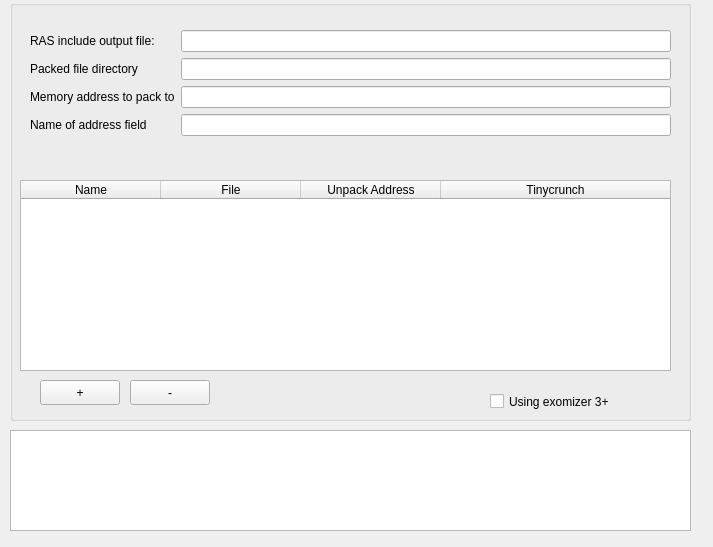
The window that source/trsedocuments/formpaw.ui (leuat/TRSE) describes before a commit, drawn with Qt 5.
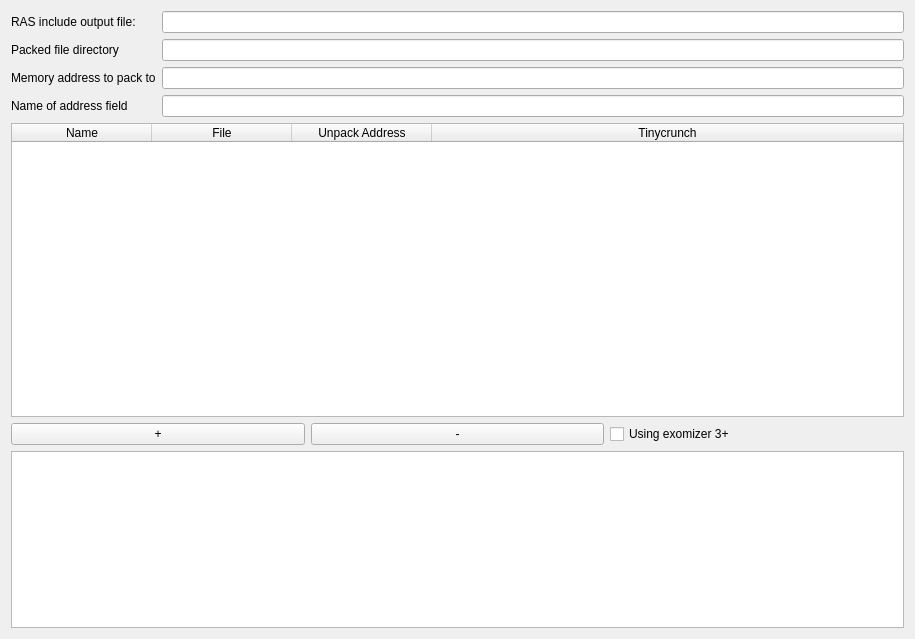
The same window after the commit.

Diff of the .ui file:
```diff
--- a/source/trsedocuments/formpaw.ui
+++ b/source/trsedocuments/formpaw.ui
@@ -6,121 +6,15 @@
    <rect>
     <x>0</x>
     <y>0</y>
-    <width>713</width>
-    <height>547</height>
+    <width>915</width>
+    <height>639</height>
    </rect>
   </property>
   <property name="windowTitle">
    <string>Form</string>
   </property>
-  <widget class="QGroupBox" name="groupBox">
-   <property name="geometry">
-    <rect>
-     <x>10</x>
-     <y>0</y>
-     <width>681</width>
-     <height>421</height>
-    </rect>
-   </property>
-   <property name="title">
-    <string/>
-   </property>
-   <widget class="QTableWidget" name="tabData">
-    <property name="geometry">
-     <rect>
-      <x>10</x>
-      <y>180</y>
-      <width>651</width>
-      <height>191</height>
-     </rect>
-    </property>
-    <property name="cornerButtonEnabled">
-     <bool>true</bool>
-    </property>
-    <property name="columnCount">
-     <number>4</number>
-    </property>
-    <attribute name="horizontalHeaderVisible">
-     <bool>true</bool>
-    </attribute>
-    <attribute name="horizontalHeaderDefaultSectionSize">
-     <number>140</number>
-    </attribute>
-    <attribute name="horizontalHeaderStretchLastSection">
-     <bool>true</bool>
-    </attribute>
-    <attribute name="verticalHeaderStretchLastSection">
-     <bool>false</bool>
-    </attribute>
-    <column>
-     <property name="text">
-      <string>Name</string>
-     </property>
-    </column>
-    <column>
-     <property name="text">
-      <string>File</string>
-     </property>
-    </column>
-    <column>
-     <property name="text">
-      <string>Unpack Address</string>
-     </property>
-    </column>
-    <column>
-     <property name="text">
-      <string>Tinycrunch</string>
-     </property>
-    </column>
-   </widget>
-   <widget class="QPushButton" name="pushButton">
-    <property name="geometry">
-     <rect>
-      <x>30</x>
-      <y>380</y>
-      <width>80</width>
-      <height>25</height>
-     </rect>
-    </property>
-    <property name="text">
-     <string>+</string>
-    </property>
-   </widget>
-   <widget class="QPushButton" name="pushButton_2">
-    <property name="geometry">
-     <rect>
-      <x>120</x>
-      <y>380</y>
-      <width>80</width>
-      <height>25</height>
-     </rect>
-    </property>
-    <property name="text">
-     <string>-</string>
-    </property>
-   </widget>
-   <widget class="QCheckBox" name="chkExomizer3">
-    <property name="geometry">
-     <rect>
-      <x>480</x>
-      <y>390</y>
-      <width>171</width>
-      <height>23</height>
-     </rect>
-    </property>
-    <property name="text">
-     <string>Using exomizer 3+</string>
-    </property>
-   </widget>
-   <widget class="QWidget" name="formLayoutWidget">
-    <property name="geometry">
-     <rect>
-      <x>20</x>
-      <y>30</y>
-      <width>641</width>
-      <height>143</height>
-     </rect>
-    </property>
+  <layout class="QVBoxLayout" name="verticalLayout" stretch="1,5,1,3">
+   <item>
     <layout class="QFormLayout" name="formLayout">
      <item row="0" column="0">
       <widget class="QLabel" name="label">
@@ -163,18 +57,78 @@
       <widget class="QLineEdit" name="leAddressField"/>
      </item>
     </layout>
-   </widget>
-  </widget>
-  <widget class="QTextBrowser" name="leOutput">
-   <property name="geometry">
-    <rect>
-     <x>10</x>
-     <y>430</y>
-     <width>681</width>
-     <height>101</height>
-    </rect>
-   </property>
-  </widget>
+   </item>
+   <item>
+    <widget class="QTableWidget" name="tabData">
+     <property name="cornerButtonEnabled">
+      <bool>true</bool>
+     </property>
+     <property name="columnCount">
+      <number>4</number>
+     </property>
+     <attribute name="horizontalHeaderVisible">
+      <bool>true</bool>
+     </attribute>
+     <attribute name="horizontalHeaderDefaultSectionSize">
+      <number>140</number>
+     </attribute>
+     <attribute name="horizontalHeaderStretchLastSection">
+      <bool>true</bool>
+     </attribute>
+     <attribute name="verticalHeaderStretchLastSection">
+      <bool>false</bool>
+     </attribute>
+     <column>
+      <property name="text">
+       <string>Name</string>
+      </property>
+     </column>
+     <column>
+      <property name="text">
+       <string>File</string>
+      </property>
+     </column>
+     <column>
+      <property name="text">
+       <string>Unpack Address</string>
+      </property>
+     </column>
+     <column>
+      <property name="text">
+       <string>Tinycrunch</string>
+      </property>
+     </column>
+    </widget>
+   </item>
+   <item>
+    <layout class="QHBoxLayout" name="horizontalLayout">
+     <item>
+      <widget class="QPushButton" name="pushButton">
+       <property name="text">
+        <string>+</string>
+       </property>
+      </widget>
+     </item>
+     <item>
+      <widget class="QPushButton" name="pushButton_2">
+       <property name="text">
+        <string>-</string>
+       </property>
+      </widget>
+     </item>
+     <item>
+      <widget class="QCheckBox" name="chkExomizer3">
+       <property name="text">
+        <string>Using exomizer 3+</string>
+       </property>
+      </widget>
+     </item>
+    </layout>
+   </item>
+   <item>
+    <widget class="QTextBrowser" name="leOutput"/>
+   </item>
+  </layout>
  </widget>
  <resources/>
  <connections/>
```
